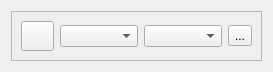
Before: the Qt Designer form Qt/lib2/serial5/serialbox5_lite/src/ui/serialbox5_lite.ui in RinatB2017/mega_GIT, drawn with Qt 5.
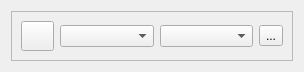
After: the same form once the commit is applied.

```diff
--- a/Qt/lib2/serial5/serialbox5_lite/src/ui/serialbox5_lite.ui
+++ b/Qt/lib2/serial5/serialbox5_lite/src/ui/serialbox5_lite.ui
@@ -6,7 +6,7 @@
    <rect>
     <x>0</x>
     <y>0</y>
-    <width>273</width>
+    <width>304</width>
     <height>72</height>
    </rect>
   </property>
```
Left out of the diff: 10 changed lines with no effect on the pictures.
